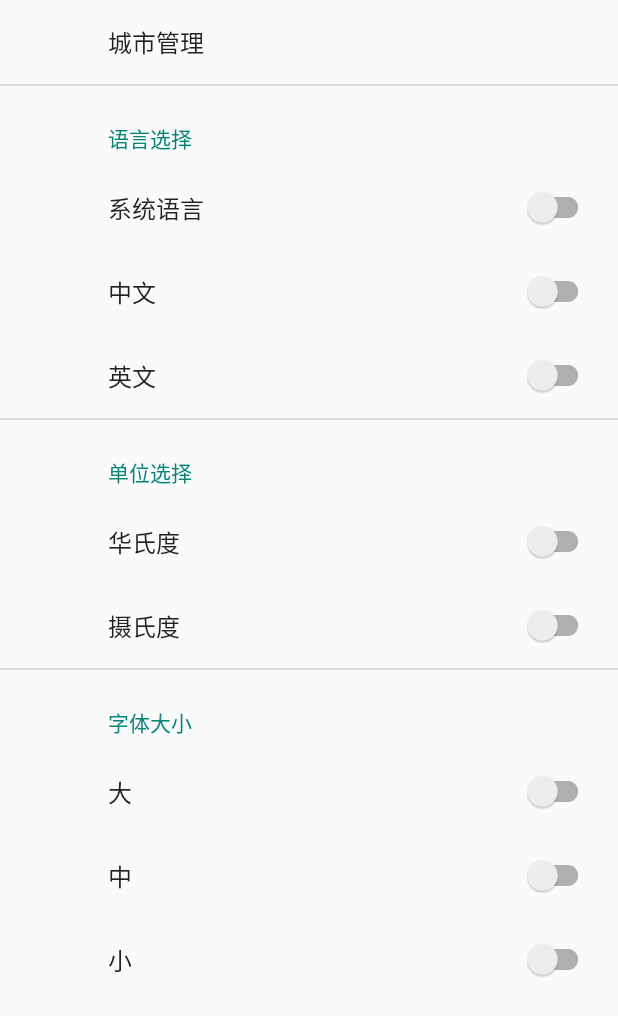
After one commit to Han-qz/HanWeather, an Android app: the SettingsActivity screen opened directly, with no data from a screen before it, on a phone screen of 412 x 824 dp. The commit adds this screen. Shown: the top 1016 px of the screen. Run offline under Robolectric (Android 15) with nearby library versions, the phone set to English and light mode, and no system bars; our stand-ins replace androidx.preference.

Commit message:
3.29提交

```diff
--- a/app/build.gradle
+++ b/app/build.gradle
@@ -8,7 +8,7 @@ android {
 
     defaultConfig {
         applicationId "com.example.hanweather"
-        minSdk 30
+        minSdk 23
         targetSdk 33
         versionCode 1
         versionName "1.0"
@@ -35,6 +35,7 @@ dependencies {
     implementation 'com.google.android.material:material:1.5.0'
     implementation 'androidx.constraintlayout:constraintlayout:2.1.3'
     implementation files('libs\\QWeather_Public_Android_V4.11.jar')
+    implementation 'androidx.preference:preference:1.2.0'
     testImplementation 'junit:junit:4.13.2'
     androidTestImplementation 'androidx.test.ext:junit:1.1.3'
     androidTestImplementation 'androidx.test.espresso:espresso-core:3.4.0'
--- a/app/src/main/java/com/example/hanweather/MainActivity.java
+++ b/app/src/main/java/com/example/hanweather/MainActivity.java
@@ -40,6 +40,7 @@ public class MainActivity extends AppCompatActivity {
         super.onCreate(savedInstanceState);
         setContentView(R.layout.activity_main);
 
+        //从SharedPreferences文件中读取缓存数据（不为空，不用选择，直接跳转）
         SharedPreferences prefs = PreferenceManager.getDefaultSharedPreferences(this);
         if (prefs.getString("weather", null) != null) {
             Intent intent = new Intent(this, WeatherAcitvity.class);
--- a/app/src/main/java/com/example/hanweather/MonitorFragment.java
+++ b/app/src/main/java/com/example/hanweather/MonitorFragment.java
@@ -88,9 +88,8 @@ public class MonitorFragment extends Fragment {
                         }
                     });
                     /*注意这里对控件显示的操作被放在getActivity()...void run(){}里了
-                    这是因为我是在Fragment里操作的，如果把这些放在外边会抛出错误
-                    在Activity中时可以把这些放在外边，不用带什么runOnUi...
-                    参考了https://blog.csdn.net/i_nclude/article/details/105563688*/
+                    这是因为是在Fragment里操作的，如果把这些放在外边会抛出错误
+                    在Activity中时可以把这些放在外边，不用带什么runOnUi... */
 
                 }
                 else {
--- /dev/null
+++ b/app/src/main/java/com/example/hanweather/SettingsActivity.java
@@ -0,0 +1,33 @@
+package com.example.hanweather;
+
+import android.os.Bundle;
+
+import androidx.appcompat.app.ActionBar;
+import androidx.appcompat.app.AppCompatActivity;
+import androidx.preference.PreferenceFragmentCompat;
+
+public class SettingsActivity extends AppCompatActivity {
+
+    @Override
+    protected void onCreate(Bundle savedInstanceState) {
+        super.onCreate(savedInstanceState);
+        setContentView(R.layout.settings_activity);
+        if (savedInstanceState == null) {
+            getSupportFragmentManager()
+                    .beginTransaction()
+                    .replace(R.id.settings, new SettingsFragment())
+                    .commit();
+        }
+        ActionBar actionBar = getSupportActionBar();
+        if (actionBar != null) {
+            actionBar.setDisplayHomeAsUpEnabled(true);
+        }
+    }
+
+    public static class SettingsFragment extends PreferenceFragmentCompat {
+        @Override
+        public void onCreatePreferences(Bundle savedInstanceState, String rootKey) {
+            setPreferencesFromResource(R.xml.root_preferences, rootKey);
+        }
+    }
+}
--- a/app/src/main/java/com/example/hanweather/util/HttpUtil.java
+++ b/app/src/main/java/com/example/hanweather/util/HttpUtil.java
@@ -5,7 +5,7 @@ import okhttp3.Request;
 
 public class HttpUtil {
     public static void sendOkHttpRequest(String address,okhttp3.Callback callback){
-        //OkHttp用法
+        //OkHttp用法（数据都是从服务器获取到的，需要和服务器进行交互）
         //1、创建一个OkHttpClient实例
         OkHttpClient client = new OkHttpClient();
         //2、想要发起一条http请求，就需要创建一个Request对象
--- a/app/src/main/res/layout/choose_area.xml
+++ b/app/src/main/res/layout/choose_area.xml
@@ -29,7 +29,7 @@
 
     <ListView
         android:id="@+id/list_view"
-        android:layout_width="wrap_content"
+        android:layout_width="match_parent"
         android:layout_height="match_parent"/>
 
 </LinearLayout>
--- /dev/null
+++ b/app/src/main/res/layout/settings_activity.xml
@@ -0,0 +1,11 @@
+<LinearLayout xmlns:android="http://schemas.android.com/apk/res/android"
+    android:layout_width="match_parent"
+    android:layout_height="match_parent"
+    android:orientation="vertical">
+
+
+    <FrameLayout
+        android:id="@+id/settings"
+        android:layout_width="match_parent"
+        android:layout_height="match_parent" />
+</LinearLayout>
--- a/app/src/main/res/values/strings.xml
+++ b/app/src/main/res/values/strings.xml
@@ -1,3 +1,15 @@
 <resources>
     <string name="app_name">HanWeather</string>
+    <string name="title_activity_settings">SettingsActivity</string>
+
+    <string name="setting">设置</string>
+    <string name="language_select">语言选择</string>
+
+    <string name="signature_title">Your signature</string>
+    <string name="reply_title">Default reply action</string>
+
+    <!-- Sync Preferences -->
+    <string name="system_language">系统语言</string>
+    <string name="chinese">中文</string>
+    <string name="english">英文</string>
 </resources>
--- /dev/null
+++ b/app/src/main/res/xml/root_preferences.xml
@@ -0,0 +1,55 @@
+<PreferenceScreen xmlns:app="http://schemas.android.com/apk/res-auto">
+
+
+    <EditTextPreference
+        app:title="城市管理"
+        />
+    <PreferenceCategory app:title="@string/language_select">
+
+        <SwitchPreferenceCompat
+            app:key="sync"
+            app:title="@string/system_language" />
+
+        <SwitchPreferenceCompat
+
+            app:key="attachment"
+            app:title="@string/chinese" />
+
+        <SwitchPreferenceCompat
+
+            app:key="attachment"
+            app:title="@string/english" />
+
+    </PreferenceCategory>
+
+    <PreferenceCategory app:title="单位选择">
+
+        <SwitchPreferenceCompat
+            app:key="sync1"
+            app:title="华氏度" />
+
+        <SwitchPreferenceCompat
+
+            app:key="attachment"
+            app:title="摄氏度" />
+    </PreferenceCategory>
+
+    <PreferenceCategory app:title="字体大小">
+
+        <SwitchPreferenceCompat
+            app:key="sync2"
+            app:title="大" />
+
+        <SwitchPreferenceCompat
+
+            app:key="attachment"
+            app:title="中" />
+
+        <SwitchPreferenceCompat
+
+            app:key="attachment"
+            app:title="小" />
+
+    </PreferenceCategory>
+
+</PreferenceScreen>
```
Also changed, not shown: app/src/main/AndroidManifest.xml (+4 -3 lines), app/src/main/java/com/example/hanweather/WeatherAcitvity.java (+56 -41 lines), app/src/main/res/menu/main.xml (+5 -5 lines), app/src/main/res/values/arrays.xml (added, +12 -0 lines).
